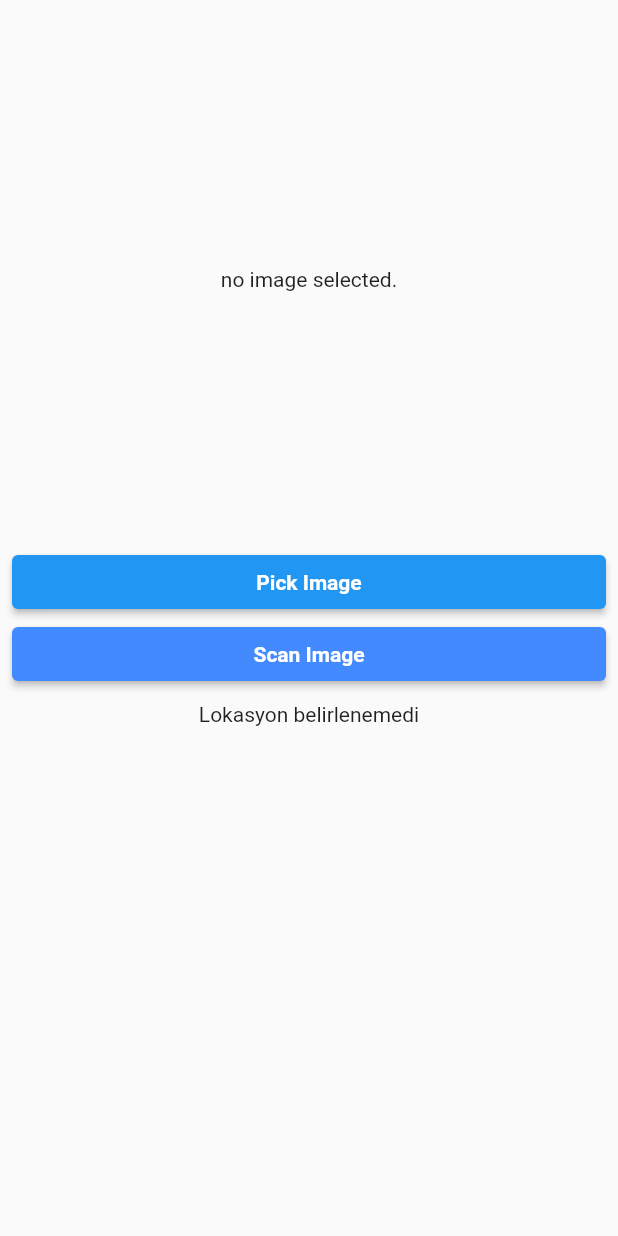
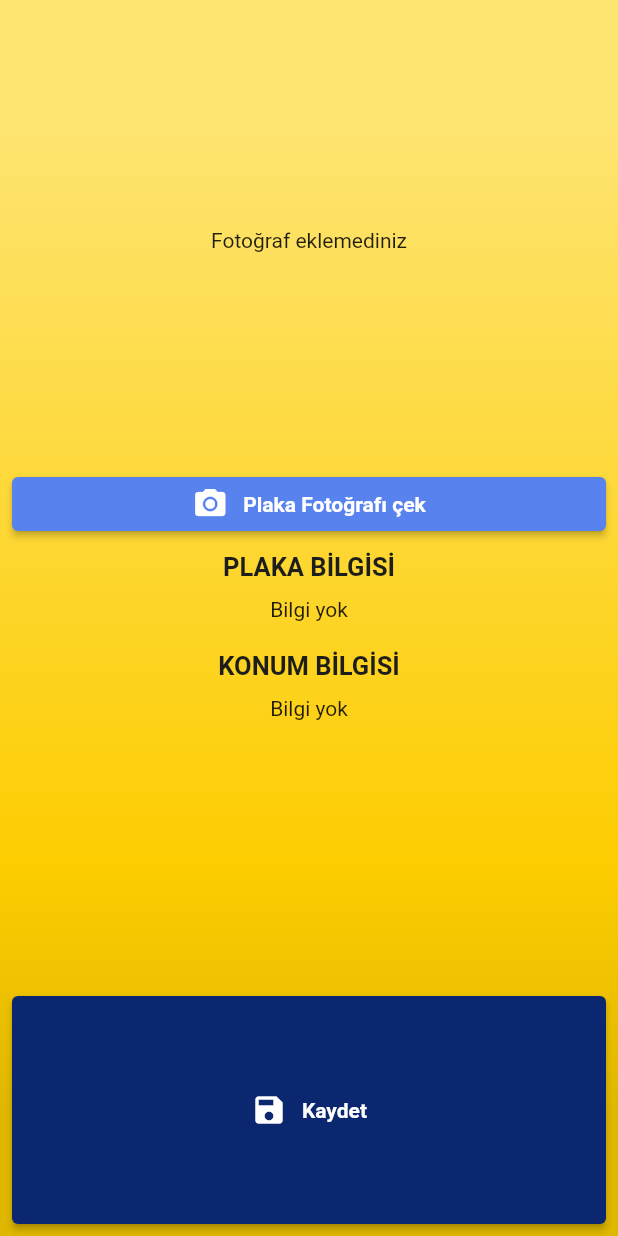
Before and after one commit to hasan-ciftci/flutter_ocr, a Flutter app: the HomeView screen opened directly, on a phone screen of 412 x 824 dp. Run offline on Flutter 3.47's test engine with Material 2 defaults, Android fonts, the phone set to English and light mode, and no system bars; our stand-ins replace data_connection_checker, dio, flutter_mobx, geolocator, image_picker, mobx and 1 more; missing offline and left inert: firebase_ml_vision; accounts and stored records are empty; generated files the repository leaves out were written again.

Commit message:
Plate scanning page redesigned.

```diff
--- /dev/null
+++ b/lib/core/components/bold_header_text.dart
@@ -0,0 +1,21 @@
+import 'package:flutter/material.dart';
+import 'package:flutter_ocr/core/constants/color_constants.dart';
+
+class BoldHeaderText extends StatelessWidget {
+  final String text;
+  const BoldHeaderText({
+    Key key,
+    @required this.text,
+  }) : super(key: key);
+
+  @override
+  Widget build(BuildContext context) {
+    return Text(
+      text,
+      style: TextStyle(
+          color: ColorConstants.ISPARK_BLACK,
+          fontSize: 17,
+          fontWeight: FontWeight.bold),
+    );
+  }
+}
--- a/lib/core/components/custom_elevated_button.dart
+++ b/lib/core/components/custom_elevated_button.dart
@@ -5,13 +5,15 @@ class CustomElevatedButton extends StatelessWidget {
   final String buttonText;
   final Color buttonColor;
   final Color buttonTextColor;
+  final IconData icon;
 
   const CustomElevatedButton(
       {Key key,
       @required this.onPressed,
       @required this.buttonText,
       this.buttonColor,
-      this.buttonTextColor})
+      this.buttonTextColor,
+      this.icon})
       : super(key: key);
 
   @override
@@ -25,11 +27,20 @@ class CustomElevatedButton extends StatelessWidget {
           },
         ),
       ),
-      child: Text(
-        buttonText,
-        style: TextStyle(
-            color: buttonTextColor ?? Colors.white,
-            fontWeight: FontWeight.bold),
+      child: Row(
+        mainAxisAlignment: MainAxisAlignment.center,
+        children: [
+          icon != null ? Icon(icon) : SizedBox(),
+          SizedBox(
+            width: 10,
+          ),
+          Text(
+            buttonText,
+            style: TextStyle(
+                color: buttonTextColor ?? Colors.white,
+                fontWeight: FontWeight.bold),
+          ),
+        ],
       ),
       onPressed: onPressed,
     );
--- a/lib/core/constants/color_constants.dart
+++ b/lib/core/constants/color_constants.dart
@@ -2,7 +2,15 @@ import 'dart:ui';
 
 class ColorConstants {
   static const ISPARK_BLUE = Color(0xFF0F3595);
+  static const ISPARK_BLUE_DARK = Color(0xFF0B276F);
+  static const ISPARK_BLUE_LIGHT = Color(0xFF5883EE);
+
   static const ISPARK_YELLOW = Color(0xFFFDCD01);
+  static const ISPARK_YELLOW_LIGHT = Color(0xFFFFEE471);
+  static const ISPARK_YELLOW_DARK = Color(0xFFDFB701);
+
   static const ISPARK_BLACK = Color(0xFF1D1D1B);
+  static const ISPARK_BLACK_LIGHT = Color(0xFFDFB701);
+
   static const ISPARK_WHITE = Color(0xFFFFFFFF);
 }
--- /dev/null
+++ b/lib/core/constants/style_constants.dart
@@ -0,0 +1,19 @@
+import 'package:flutter/material.dart';
+
+import 'color_constants.dart';
+
+class StyleConstants {
+  static const kYellowLinearGradient = LinearGradient(
+      begin: Alignment.topCenter,
+      end: Alignment.bottomCenter,
+      stops: [
+        0.1,
+        0.7,
+        0.9
+      ],
+      colors: [
+        ColorConstants.ISPARK_YELLOW_LIGHT,
+        ColorConstants.ISPARK_YELLOW,
+        ColorConstants.ISPARK_YELLOW_DARK,
+      ]);
+}
--- a/lib/view/home/view/home_view.dart
+++ b/lib/view/home/view/home_view.dart
@@ -1,7 +1,11 @@
 import 'package:flutter/material.dart';
 import 'package:flutter_mobx/flutter_mobx.dart';
+import 'package:flutter_ocr/core/components/bold_header_text.dart';
 import 'package:flutter_ocr/core/components/custom_elevated_button.dart';
+import 'package:flutter_ocr/core/constants/color_constants.dart';
 import 'package:flutter_ocr/view/home/viewmodel/home_view_model.dart';
+
+import '../../../core/constants/style_constants.dart';
 
 class HomeView extends StatefulWidget {
   @override
@@ -15,11 +19,16 @@ class _HomeViewState extends State<HomeView> {
   void initState() {
     super.initState();
     viewModel = HomeViewModel();
+    viewModel.init();
   }
 
   @override
   Widget build(BuildContext context) {
-    return Scaffold(
+    return Container(
+      decoration: BoxDecoration(gradient: StyleConstants.kYellowLinearGradient),
+      child: Scaffold(
+        key: viewModel.scaffoldState,
+        backgroundColor: Colors.transparent,
         body: SafeArea(
           child: Padding(
             padding: EdgeInsets.all(8.0),
@@ -27,17 +36,12 @@ class _HomeViewState extends State<HomeView> {
               mainAxisAlignment: MainAxisAlignment.center,
               crossAxisAlignment: CrossAxisAlignment.stretch,
               children: [
-              Expanded(
-                flex: 4,
-                child: buildSelectedPhoto(),
+                Expanded(flex: 4, child: buildSelectedPhoto()),
+                buildPickImageButton(),
+                Expanded(flex: 4, child: buildScannedImageText()),
+                Expanded(flex: 2, child: buildSavePlateButton()),
+              ],
             ),
-              buildPickImageButton(),
-              buildScanImageButton(),
-              Expanded(
-                flex: 4,
-                child: buildScannedImageText(),
-              )
-            ],
           ),
         ),
       ),
@@ -62,37 +66,43 @@ class _HomeViewState extends State<HomeView> {
       child: SingleChildScrollView(
         scrollDirection: Axis.vertical,
         child: Column(
+          crossAxisAlignment: CrossAxisAlignment.center,
           children: [
+            BoldHeaderText(text: 'PLAKA BİLGİSİ'),
+            SizedBox(height: 10),
+            viewModel.scannedText != null
+                ? buildEditableLicensePlateTextField()
+                : Text("Bilgi yok"),
+            SizedBox(height: 20),
+            BoldHeaderText(text: 'KONUM BİLGİSİ'),
+            SizedBox(height: 10),
             viewModel.locationModel != null
-                ? Text(viewModel.locationModel.latitude.toString() +
-                    " , " +
-                    viewModel.locationModel.longitude.toString())
-                : Text("Lokasyon belirlenemedi"),
-            Text(
-              viewModel.scannedText ?? "Scan a image.",
-              textAlign: TextAlign.center,
-            ),
+                ? buildCoordinationsText()
+                : Text("Bilgi yok"),
           ],
         ),
       ),
     );
   }
 
-  CustomElevatedButton buildScanImageButton() {
+  CustomElevatedButton buildPickImageButton() {
     return CustomElevatedButton(
-      buttonText: "Scan Image",
+      icon: Icons.photo_camera,
+      buttonColor: ColorConstants.ISPARK_BLUE_LIGHT,
+      buttonText: "Plaka Fotoğrafı çek",
       onPressed: () async {
-        viewModel.scanImage();
+        viewModel.getImageFile();
       },
-      buttonColor: Colors.blueAccent,
     );
   }
 
-  CustomElevatedButton buildPickImageButton() {
+  CustomElevatedButton buildSavePlateButton() {
     return CustomElevatedButton(
-      buttonText: "Pick Image",
+      icon: Icons.save,
+      buttonColor: ColorConstants.ISPARK_BLUE_DARK,
+      buttonText: "Kaydet",
       onPressed: () async {
-        viewModel.getImageFile();
+        viewModel.saveLicensePlate();
       },
     );
   }
@@ -102,8 +112,36 @@ class _HomeViewState extends State<HomeView> {
       builder: (BuildContext context) {
         return viewModel.image != null
             ? Image.file(viewModel.image)
-            : Center(child: Text("no image selected."));
+            : Center(child: Text("Fotoğraf eklemediniz"));
       },
     );
   }
+
+  EditableText buildEditableLicensePlateTextField() {
+    return EditableText(
+      forceLine: false,
+      toolbarOptions: ToolbarOptions(copy: true, selectAll: true),
+      onChanged: (value) {
+        viewModel.updateEditableText(value);
+      },
+      textAlign: TextAlign.center,
+      keyboardAppearance: Brightness.dark,
+      keyboardType: TextInputType.text,
+      maxLines: 2,
+      cursorColor: Colors.red,
+      backgroundCursorColor: Colors.red,
+      focusNode: viewModel.focusNode,
+      controller: viewModel.editingController,
+      style: TextStyle(fontSize: 20, color: ColorConstants.ISPARK_BLUE),
+    );
   }
+
+  Text buildCoordinationsText() {
+    return Text(
+      viewModel.locationModel.latitude.toString() +
+          " , " +
+          viewModel.locationModel.longitude.toString(),
+      style: TextStyle(color: ColorConstants.ISPARK_BLACK),
+    );
+  }
+}
```
Also changed, not shown: lib/view/home/viewmodel/home_view_model.dart (+33 -1 lines), lib/view/login/service/login_service.dart (+6 -3 lines), lib/view/login/view/login_view.dart (+7 -3 lines). Lines whose indentation alone changed are shown as unchanged.
